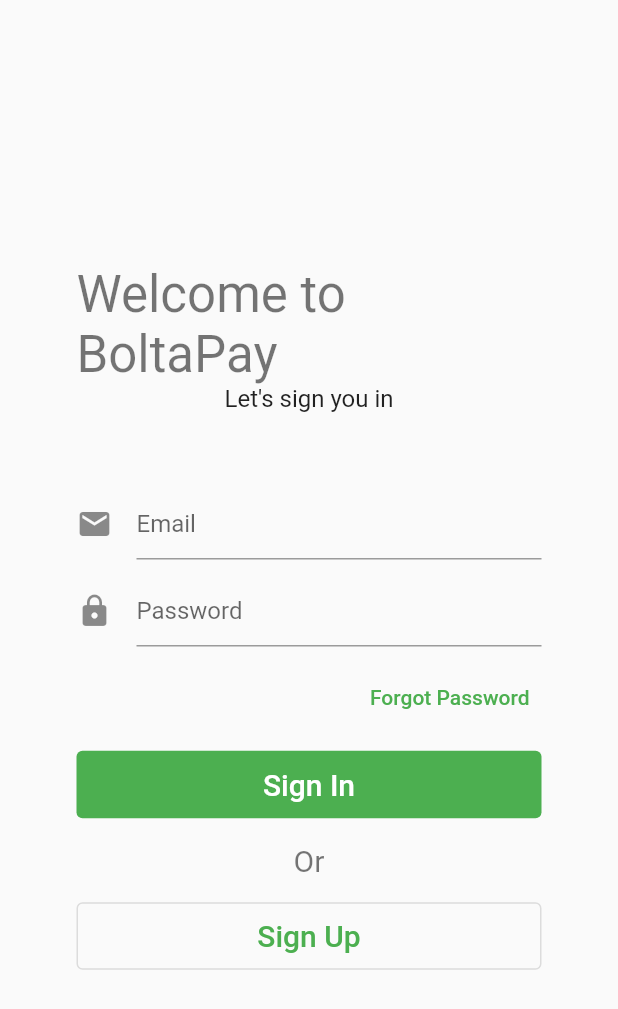
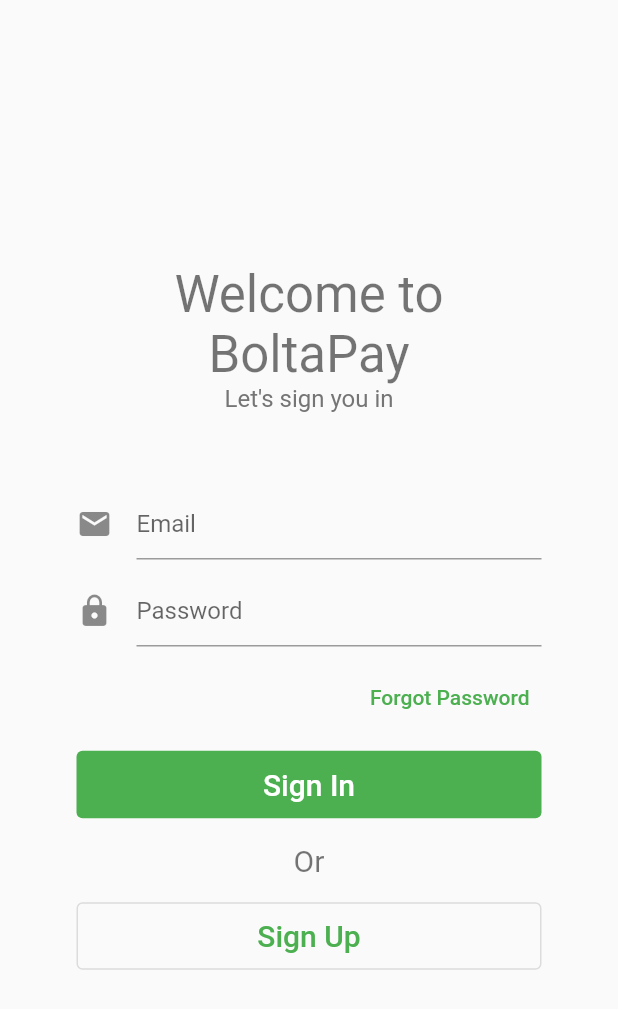
Before and after one commit to JosephGwara/Coding4Integrity, a Flutter app: the screen it shows after launch, on a phone screen of 412 x 824 dp. Shown: the top 1009 px of the screen. Run offline on Flutter 3.47's test engine with Material 2 defaults, Android fonts, the phone set to English and light mode, and no system bars; our stand-ins replace cloud_firestore, firebase_auth, firebase_core, freezed_annotation, get_it, page_transition and 3 more; missing offline and left inert: clipboard, enum_to_string, web3dart; accounts and stored records are empty.

Commit message:
Fixes text alignment in Sign in view

```diff
--- a/wallets/lib/views/sign_in/sign_in_view.dart
+++ b/wallets/lib/views/sign_in/sign_in_view.dart
@@ -32,10 +32,14 @@
                   Text(
                     "Welcome to BoltaPay",
                     style: Theme.of(context).textTheme.headline4,
+                    textAlign: TextAlign.center,
                   ),
                   Text(
                     "Let's sign you in",
-                    style: Theme.of(context).textTheme.subtitle1,
+                    style: Theme.of(context)
+                        .textTheme
+                        .subtitle1
+                        ?.copyWith(color: Colors.grey[600]),
                   ),
                   verticalSpace(30),
                   if (model.hasError)
```
